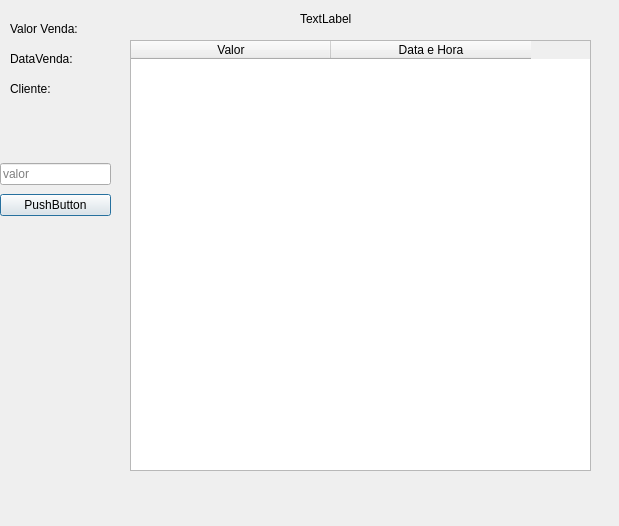
Qt form entradasvendasprazo.ui (GabR36/QEstoqueLoja) before a commit.
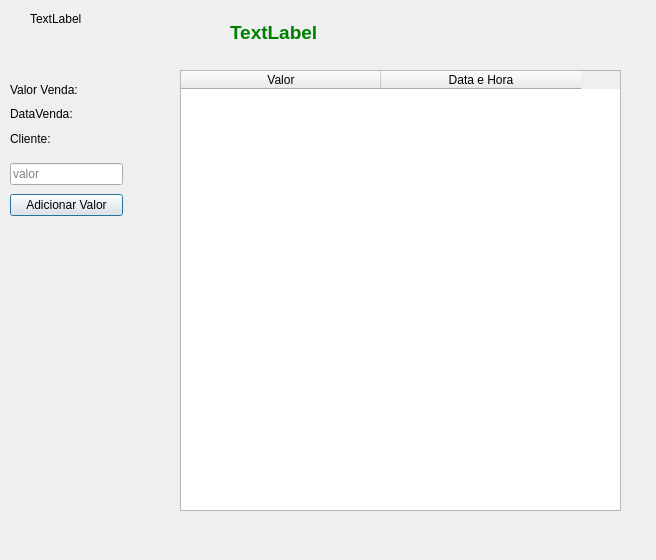
The same form after that commit.

Commit message: Contabilizando quanto deve (problema c tablewidget e portugues valores float)

The edit to the form file:
```diff
--- a/entradasvendasprazo.ui
+++ b/entradasvendasprazo.ui
@@ -6,8 +6,8 @@
    <rect>
     <x>0</x>
     <y>0</y>
-    <width>619</width>
-    <height>526</height>
+    <width>656</width>
+    <height>560</height>
    </rect>
   </property>
   <property name="windowTitle">
@@ -16,7 +16,7 @@
   <widget class="QLabel" name="label">
    <property name="geometry">
     <rect>
-     <x>300</x>
+     <x>30</x>
      <y>10</y>
      <width>66</width>
      <height>18</height>
@@ -29,10 +29,10 @@
   <widget class="QTableWidget" name="tw_Entradas">
    <property name="geometry">
     <rect>
-     <x>130</x>
-     <y>40</y>
-     <width>461</width>
-     <height>431</height>
+     <x>180</x>
+     <y>70</y>
+     <width>441</width>
+     <height>441</height>
     </rect>
    </property>
    <property name="alternatingRowColors">
@@ -58,51 +58,40 @@
     </property>
    </column>
   </widget>
-  <widget class="QLabel" name="label_2">
+  <widget class="QLabel" name="label_5">
    <property name="geometry">
     <rect>
-     <x>10</x>
-     <y>20</y>
-     <width>121</width>
-     <height>18</height>
+     <x>230</x>
+     <y>17</y>
+     <width>201</width>
+     <height>31</height>
     </rect>
    </property>
-   <property name="text">
-    <string>Valor Venda: </string>
+   <property name="font">
+    <font>
+     <pointsize>14</pointsize>
+     <bold>true</bold>
+    </font>
    </property>
-  </widget>
-  <widget class="QLabel" name="label_3">
-   <property name="geometry">
-    <rect>
-     <x>10</x>
-     <y>50</y>
-     <width>101</width>
-     <height>18</height>
-    </rect>
+   <property name="layoutDirection">
+    <enum>Qt::LeftToRight</enum>
    </property>
-   <property name="text">
-    <string>DataVenda:</string>
+   <property name="autoFillBackground">
+    <bool>false</bool>
    </property>
-  </widget>
-  <widget class="QLabel" name="label_4">
-   <property name="geometry">
-    <rect>
-     <x>10</x>
-     <y>80</y>
-     <width>81</width>
-     <height>18</height>
-    </rect>
+   <property name="styleSheet">
+    <string notr="true">color: green;</string>
    </property>
    <property name="text">
-    <string>Cliente:</string>
+    <string>TextLabel</string>
    </property>
   </widget>
   <widget class="QWidget" name="">
    <property name="geometry">
     <rect>
-     <x>0</x>
+     <x>10</x>
      <y>160</y>
-     <width>111</width>
+     <width>113</width>
      <height>61</height>
     </rect>
    </property>
@@ -117,7 +106,40 @@
     <item>
      <widget class="QPushButton" name="btn_AddValor">
       <property name="text">
-       <string>PushButton</string>
+       <string>Adicionar Valor</string>
+      </property>
+     </widget>
+    </item>
+   </layout>
+  </widget>
+  <widget class="QWidget" name="">
+   <property name="geometry">
+    <rect>
+     <x>10</x>
+     <y>80</y>
+     <width>151</width>
+     <height>68</height>
+    </rect>
+   </property>
+   <layout class="QVBoxLayout" name="verticalLayout_2">
+    <item>
+     <widget class="QLabel" name="label_2">
+      <property name="text">
+       <string>Valor Venda: </string>
+      </property>
+     </widget>
+    </item>
+    <item>
+     <widget class="QLabel" name="label_3">
+      <property name="text">
+       <string>DataVenda:</string>
+      </property>
+     </widget>
+    </item>
+    <item>
+     <widget class="QLabel" name="label_4">
+      <property name="text">
+       <string>Cliente:</string>
       </property>
      </widget>
     </item>
```
The commit also changes 2 other files.
